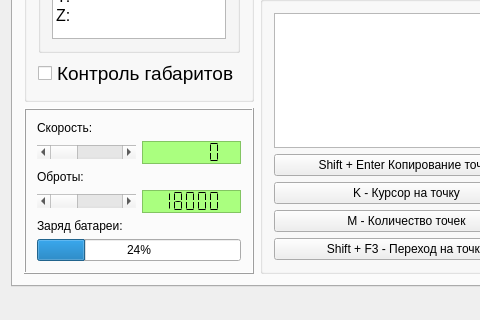
Old version of the form KAMEditor/mainwindow.ui in the repository Xtail96/SML; both pictures show x 0 to 480 and y 449 to 769 of the 1099 by 769 pixel window.
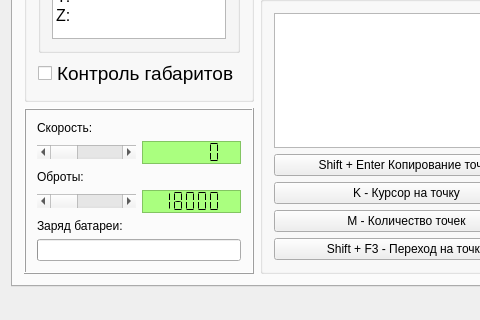
New version of the form.

The edit to the form file:
```diff
--- a/KAMEditor/mainwindow.ui
+++ b/KAMEditor/mainwindow.ui
@@ -2006,11 +2006,7 @@
             </widget>
            </item>
            <item row="5" column="0" colspan="2">
-            <widget class="QProgressBar" name="battery_progress_bar">
-             <property name="value">
-              <number>24</number>
-             </property>
-            </widget>
+            <widget class="QProgressBar" name="battery_progress_bar"/>
            </item>
           </layout>
          </widget>
```
Left out of the diff: 77 changed lines with no effect on the pictures.
